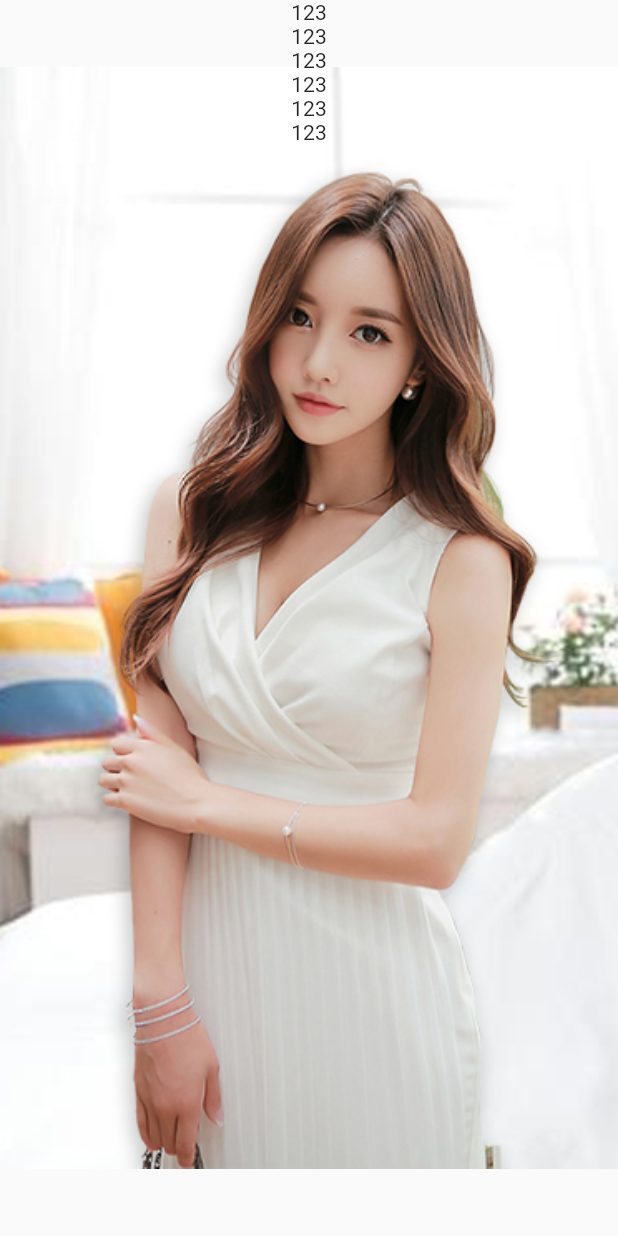
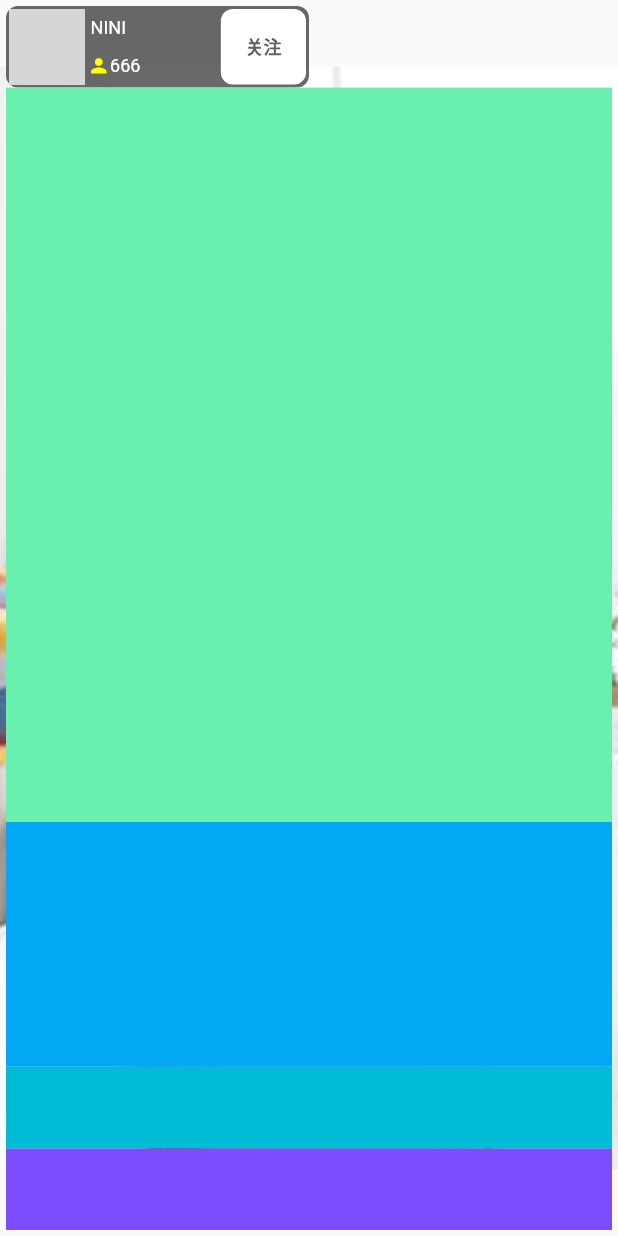
Before and after one commit to johnny90347/flutter_live_stream, a Flutter app: the screen it shows after launch, on a phone screen of 412 x 824 dp. Run offline on Flutter 3.47's test engine with Material 2 defaults, Android fonts, the phone set to English and light mode, and no system bars; our stand-ins replace dio, get, get_it, states_rebuilder; missing offline and left inert: flutter_vlc_player, signalr_core; generated files the repository leaves out were written again; network calls fail; grey boxes are pictures that could not be loaded.

Commit message:
ADD anchor-info view

```diff
--- a/lib/components/live_chat_room/chat_room_feature/chat_room_feature.dart
+++ b/lib/components/live_chat_room/chat_room_feature/chat_room_feature.dart
@@ -1,4 +1,5 @@
 import 'package:flutter/material.dart';
+import './childs/anchor_info/anchor_info.dart';
 
 class ChatRoomFeature extends StatelessWidget {
   @override
@@ -6,17 +7,40 @@ class ChatRoomFeature extends StatelessWidget {
     //取得statusBar的高,避開
     double statusBarHeight = MediaQuery.of(context).padding.top;
     return Container(
+      padding: EdgeInsets.all(4.0),
       child: Column(
         children: [
           SizedBox(
-            height: statusBarHeight,
+            height: statusBarHeight,// statusBar高
           ),
-          Text('123'),
-          Text('123'),
-          Text('123'),
-          Text('123'),
-          Text('123'),
-          Text('123'),
+          Expanded(
+            flex: 1,
+            child: AnchorInfo(),// 主播資訊
+          ),
+          Expanded(
+            flex: 9,// 中央活動
+            child: Container(
+              decoration: BoxDecoration(color: Colors.greenAccent),
+            ),
+          ),
+          Expanded(
+            flex: 3, // 聊天內容
+            child: Container(
+              decoration: BoxDecoration(color: Colors.lightBlue),
+            ),
+          ),
+          Expanded(
+            flex: 1, //對話輸入框
+            child: Container(
+              decoration: BoxDecoration(color: Colors.cyan),
+            ),
+          ),
+          Expanded(
+            flex: 1, // 底部功能按鈕
+            child: Container(
+              decoration: BoxDecoration(color: Colors.deepPurpleAccent),
+            ),
+          )
         ],
       ),
     );
--- /dev/null
+++ b/lib/components/live_chat_room/chat_room_feature/childs/anchor_info/anchor_info.dart
@@ -0,0 +1,118 @@
+import 'package:flutter/material.dart';
+
+class AnchorInfo extends StatelessWidget {
+  @override
+  Widget build(BuildContext context) {
+    return LayoutBuilder(
+      builder: (context, constraints) {
+        final maxWidth = constraints.maxWidth; // 父層寬
+        final maxHeight = constraints.maxHeight; // 父層高
+
+        const paddingValue = 2.0; // 整個主播資訊容器的padding
+        const borderRadiusValue = 8.0;
+
+        return Container(
+          alignment: Alignment.centerLeft,
+          child: Container(
+            padding: EdgeInsets.all(paddingValue),
+            width: maxWidth * 0.5,
+            height: maxHeight,
+            decoration: BoxDecoration(
+                color: Color.fromARGB(150, 0, 0, 0),
+                borderRadius: BorderRadius.circular(borderRadiusValue)),
+            child: Row(
+              crossAxisAlignment: CrossAxisAlignment.stretch,
+              children: [
+                Container(
+                  height: maxHeight - paddingValue * 2,
+                  width: maxHeight - paddingValue * 2,
+                  child: ClipRRect(
+                    borderRadius: BorderRadius.circular(borderRadiusValue),
+                    child: FadeInImage.assetNetwork(
+                      placeholder: 'assets/images/loading.png',
+                      image:
+                          'https://img.zcool.cn/community/01379d567f8f126ac7251bb624a6d5.jpg@1280w_1l_2o_100sh.jpg',
+                    ),
+                  ),
+                ),
+                Expanded(
+                  flex: 8,
+                  child: Container(
+                    margin: EdgeInsets.symmetric(horizontal: 2.0),
+                    child: Column(
+                      crossAxisAlignment: CrossAxisAlignment.stretch,
+                      children: [
+                        Expanded(
+                          flex: 1,
+                          child: Container(
+                            alignment: Alignment.centerLeft,
+                            padding: EdgeInsets.only(left: 2.0),
+                            child: FittedBox(
+                              child: Text(
+                                'NINI',
+                                softWrap: false,
+                                style: TextStyle(
+                                    fontSize: 12.0, color: Colors.white),
+                              ),
+                            ),
+                          ),
+                        ),
+                        Expanded(
+                          flex: 1,
+                          child: Container(
+                            child: Row(
+                              children: [
+                                Icon(
+                                  Icons.person,
+                                  color: Colors.yellowAccent,
+                                  size: 15,
+                                ),
+                                Expanded(
+                                  child: Text(
+                                    '666',
+                                    softWrap: false,
+                                    style: TextStyle(
+                                      fontSize: 12.0,
+                                      color: Colors.white,
+                                    ),
+                                  ),
+                                )
+                              ],
+                            ),
+                          ),
+                        )
+                      ],
+                    ),
+                  ),
+                ),
+                Expanded(
+                  flex: 5,
+                  child: InkWell(
+                    onTap: () {
+                      print('object');
+                    },
+                    child: Container(
+                      alignment: Alignment.center,
+                      decoration: BoxDecoration(
+                        color: Colors.white,
+                        borderRadius: BorderRadius.circular(borderRadiusValue),
+                      ),
+                      child: Text(
+                        '关注',
+                        style: TextStyle(
+                            color: Colors.grey.shade700,
+                            fontWeight: FontWeight.w700,
+                          fontSize: 12.0
+                        ),
+                      ),
+                    ),
+                  ),
+                )
+              ],
+            ),
+          ),
+        );
+      },
+    );
+  }
+}
```
Also changed, not shown: assets/images/loading.png (added), lib/components/live_chat_room/chat_room_feature/childs/bottom_panel/bottom_panel.dart (added), lib/components/live_chat_room/chat_room_feature/childs/chat_input/chat_input.dart (added), lib/components/live_chat_room/chat_room_feature/childs/dialog_display/dialog_display.dart (added).
